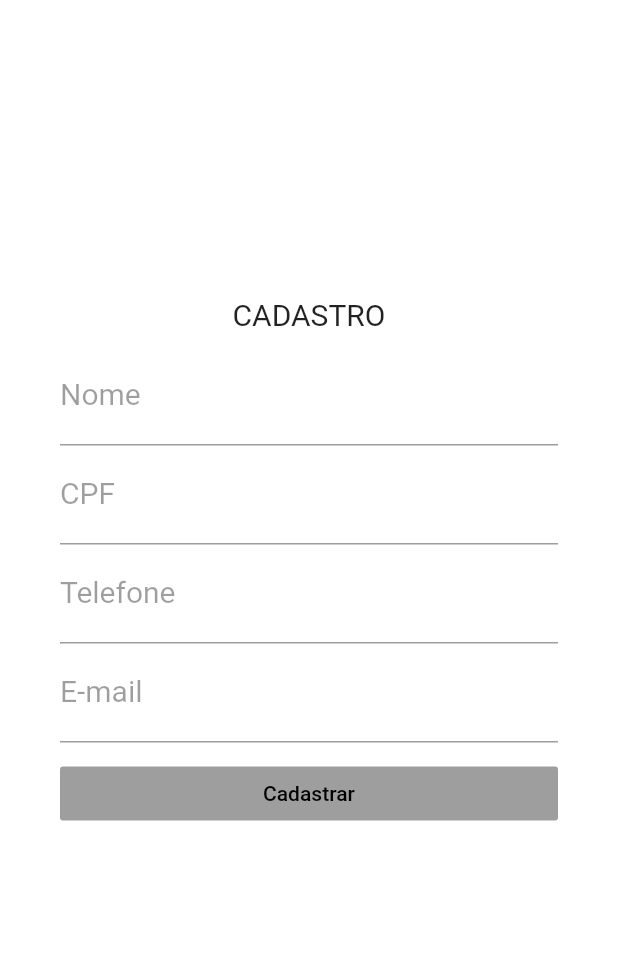
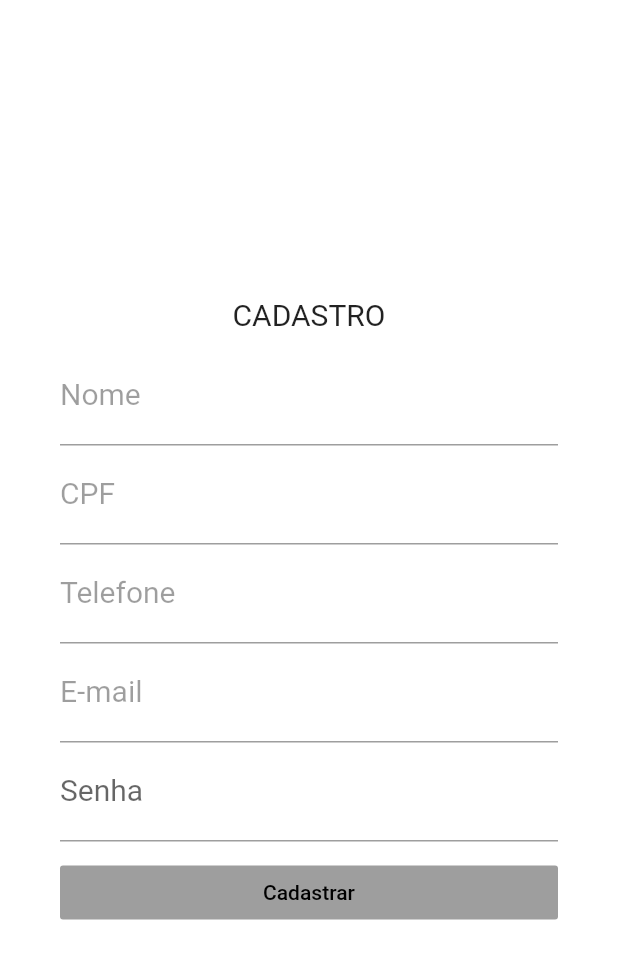
Before and after one commit to NatalieGFonseca/Xpress, a Flutter app: the screen it shows after launch, on a phone screen of 412 x 824 dp. Shown: the top 959 px of the screen. Run offline on Flutter 3.47's test engine with Material 2 defaults, Android fonts, the light colour scheme and no system bars; statements that could not run were skipped.

Commit message:
Adicionado campo senha e cor do botão

```diff
--- a/lib/login.dart
+++ b/lib/login.dart
@@ -86,6 +86,20 @@ class LoginCarroceiro extends StatelessWidget {
               ),
               style: TextStyle(fontSize: 20),
             ),
+            TextFormField(
+              // autofocus: true,
+              keyboardType: TextInputType.visiblePassword,
+              obscureText: true,
+              decoration: InputDecoration(
+                labelText: "Senha",
+                labelStyle: TextStyle(
+                  //color: Colors.black38,
+                  fontWeight: FontWeight.w400,
+                  fontSize: 20,
+                ),
+              ),
+              style: TextStyle(fontSize: 20),
+            ),
             SizedBox(
               height: 10,
             ),
@@ -100,7 +114,7 @@ class LoginCarroceiro extends StatelessWidget {
     return RaisedButton(
     padding: const EdgeInsets.all(8.0),
                     textColor: Colors.black,
-                    color: Colors.white,
+                    color: CColors.blue[400],
                     onPressed: Addcadastro,
                     child: new Text("Cadastrar")
     );
```
